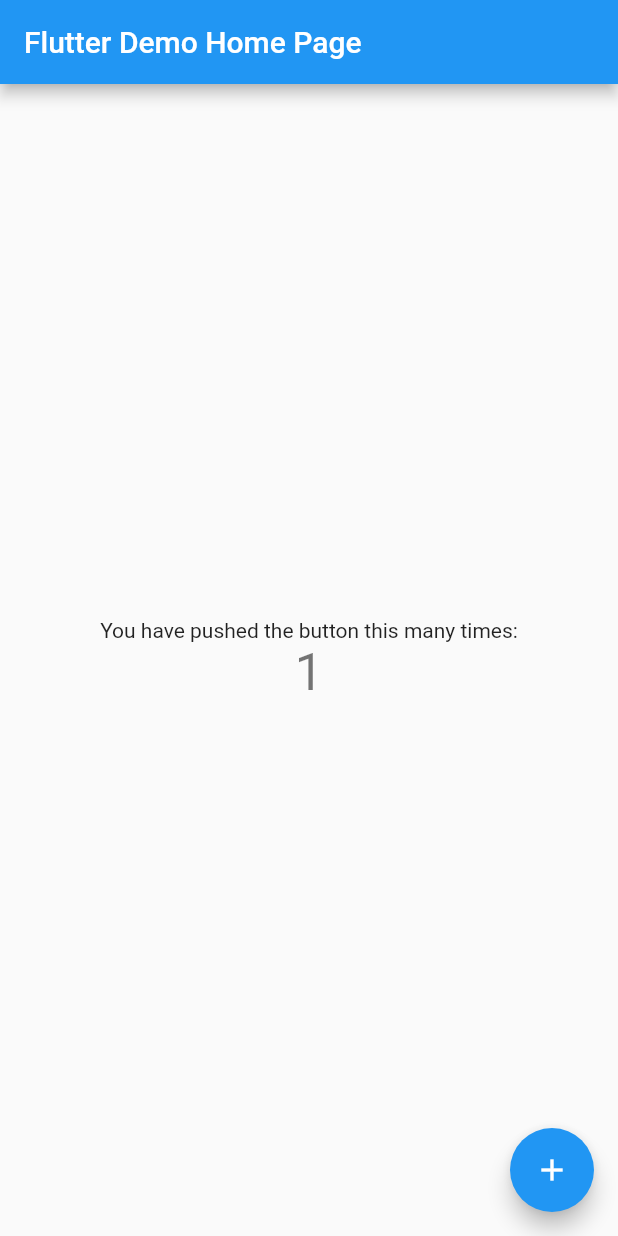
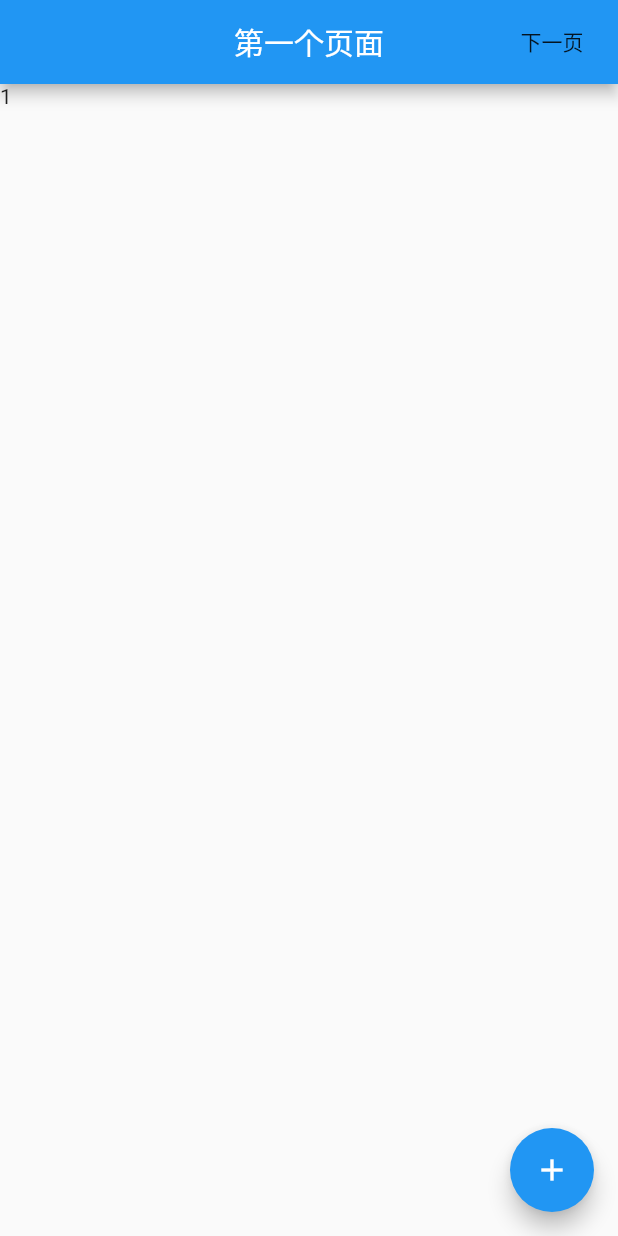
Before and after one commit to MartinMugiMai/flujmyg, a Flutter app: the screen it shows after launch, after a tap on the "add" icon, on a phone screen of 412 x 824 dp. Run offline on Flutter 3.47's test engine with Material 2 defaults, Android fonts, the phone set to English and light mode, and no system bars.

Commit message:
2020/9/20晚上10点37

```diff
--- /dev/null
+++ b/lib/countermodel.dart
@@ -0,0 +1,11 @@
+import 'package:flutter/material.dart';
+import 'package:provider/provider.dart';
+
+class Counter with ChangeNotifier{
+  int _count = 0;
+  int get count => _count;
+  void increment(){
+    _count++;
+    notifyListeners();
+  }
+}
--- /dev/null
+++ b/lib/firstpage.dart
@@ -0,0 +1,41 @@
+import 'package:flutter/material.dart';
+import 'package:provider/provider.dart';
+import 'package:flujmyg/countermodel.dart';
+import 'package:flujmyg/secondpage.dart';
+class FirstPage extends StatelessWidget {
+  @override
+  Widget build(BuildContext context) {
+    return Scaffold(
+      appBar: AppBar(
+        centerTitle: true,
+        title: Text('第一个页面'),
+        actions: <Widget>[
+          FlatButton(
+              child: Text('下一页'),
+              onPressed: () =>
+                  Navigator.push(context, MaterialPageRoute(builder: (context) {
+                            return SecondPage();
+                          }
+                        )
+                      )
+                  ),
+        ],
+      ),
+      body: GestureDetector(
+        child: Column(
+          children: <Widget>[
+
+            Text("${Provider.of<Counter>(context, listen: true).count}")
+          ],
+        ),
+      ),
+      floatingActionButton: FloatingActionButton(
+        onPressed: () {
+          Provider.of<Counter>(context, listen: false).increment();
+          print("${Provider.of<Counter>(context, listen: false).count}");
+        },
+        child: Icon(Icons.add),
+      ), // This trailing comma makes auto-formatting nicer for build methods.
+    );
+  }
+}
--- a/lib/main.dart
+++ b/lib/main.dart
@@ -1,5 +1,7 @@
 import 'package:flutter/material.dart';
-
+import 'package:flujmyg/firstpage.dart';
+import 'package:provider/provider.dart';
+import 'package:flujmyg/countermodel.dart';
 void main() {
   runApp(MyApp());
 }
@@ -8,110 +10,17 @@
   // This widget is the root of your application.
   @override
   Widget build(BuildContext context) {
-    return MaterialApp(
-      title: 'Flutter Demo',
+    return MultiProvider(providers: [
+      ChangeNotifierProvider<Counter>(create:(context) => Counter(),),
+    ],
+    child: MaterialApp(
+      title: "provider实例",
       theme: ThemeData(
-        // This is the theme of your application.
-        //
-        // Try running your application with "flutter run". You'll see the
-        // application has a blue toolbar. Then, without quitting the app, try
-        // changing the primarySwatch below to Colors.green and then invoke
-        // "hot reload" (press "r" in the console where you ran "flutter run",
-        // or simply save your changes to "hot reload" in a Flutter IDE).
-        // Notice that the counter didn't reset back to zero; the application
-        // is not restarted.
         primarySwatch: Colors.blue,
-        // This makes the visual density adapt to the platform that you run
-        // the app on. For desktop platforms, the controls will be smaller and
-        // closer together (more dense) than on mobile platforms.
-        visualDensity: VisualDensity.adaptivePlatformDensity,
+
       ),
-      home: MyHomePage(title: 'Flutter Demo Home Page'),
+      home: FirstPage(),
+    ),
     );
   }
 }
-
-class MyHomePage extends StatefulWidget {
-  MyHomePage({Key key, this.title}) : super(key: key);
-
-  // This widget is the home page of your application. It is stateful, meaning
-  // that it has a State object (defined below) that contains fields that affect
-  // how it looks.
-
-  // This class is the configuration for the state. It holds the values (in this
-  // case the title) provided by the parent (in this case the App widget) and
-  // used by the build method of the State. Fields in a Widget subclass are
-  // always marked "final".
-
-  final String title;
-
-  @override
-  _MyHomePageState createState() => _MyHomePageState();
-}
-
-class _MyHomePageState extends State<MyHomePage> {
-  int _counter = 0;
-
-  void _incrementCounter() {
-    setState(() {
-      // This call to setState tells the Flutter framework that something has
-      // changed in this State, which causes it to rerun the build method below
-      // so that the display can reflect the updated values. If we changed
-      // _counter without calling setState(), then the build method would not be
-      // called again, and so nothing would appear to happen.
-      _counter++;
-    });
-  }
-
-  @override
-  Widget build(BuildContext context) {
-    // This method is rerun every time setState is called, for instance as done
-    // by the _incrementCounter method above.
-    //
-    // The Flutter framework has been optimized to make rerunning build methods
-    // fast, so that you can just rebuild anything that needs updating rather
-    // than having to individually change instances of widgets.
-    return Scaffold(
-      appBar: AppBar(
-        // Here we take the value from the MyHomePage object that was created by
-        // the App.build method, and use it to set our appbar title.
-        title: Text(widget.title),
-      ),
-      body: Center(
-        // Center is a layout widget. It takes a single child and positions it
-        // in the middle of the parent.
-        child: Column(
-          // Column is also a layout widget. It takes a list of children and
-          // arranges them vertically. By default, it sizes itself to fit its
-          // children horizontally, and tries to be as tall as its parent.
-          //
-          // Invoke "debug painting" (press "p" in the console, choose the
-          // "Toggle Debug Paint" action from the Flutter Inspector in Android
-          // Studio, or the "Toggle Debug Paint" command in Visual Studio Code)
-          // to see the wireframe for each widget.
-          //
-          // Column has various properties to control how it sizes itself and
-          // how it positions its children. Here we use mainAxisAlignment to
-          // center the children vertically; the main axis here is the vertical
-          // axis because Columns are vertical (the cross axis would be
-          // horizontal).
-          mainAxisAlignment: MainAxisAlignment.center,
-          children: <Widget>[
-            Text(
-              'You have pushed the button this many times:',
-            ),
-            Text(
-              '$_counter',
-              style: Theme.of(context).textTheme.headline4,
-            ),
-          ],
-        ),
-      ),
-      floatingActionButton: FloatingActionButton(
-        onPressed: _incrementCounter,
-        tooltip: 'Increment',
-        child: Icon(Icons.add),
-      ), // This trailing comma makes auto-formatting nicer for build methods.
-    );
-  }
-}
--- a/pubspec.yaml
+++ b/pubspec.yaml
@@ -23,6 +23,12 @@
 dependencies:
   flutter:
     sdk: flutter
+
+  provider: ^4.1.2
+  dio: ^3.0.9
+  shared_preferences: any
+  cookie_jar: any
+  dio_cookie_manager: any
 
 
   # The following adds the Cupertino Icons font to your application.
```
Also changed, not shown: lib/dengluview.dart (added, +51 -0 lines), lib/secondpage.dart (added, +34 -0 lines), pubspec.lock, 6 other files.
